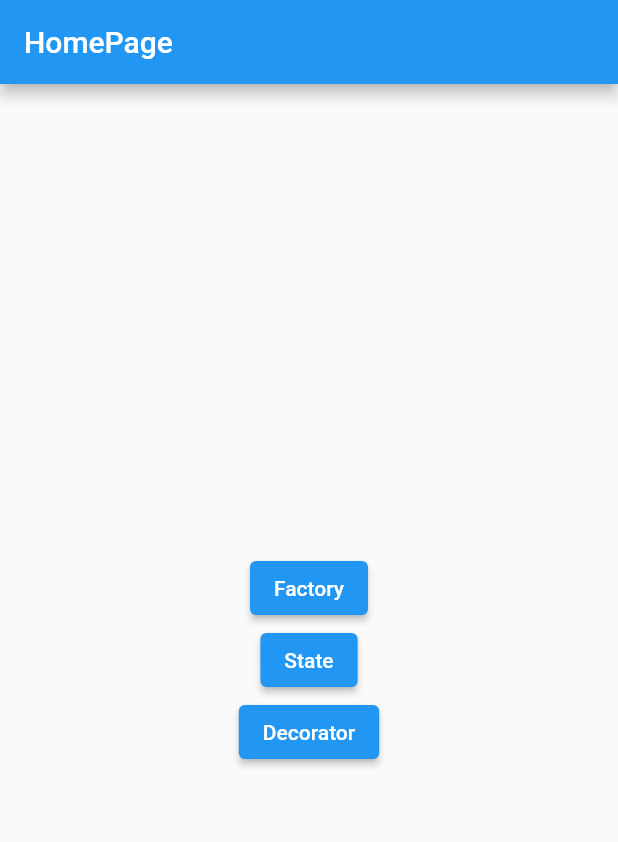
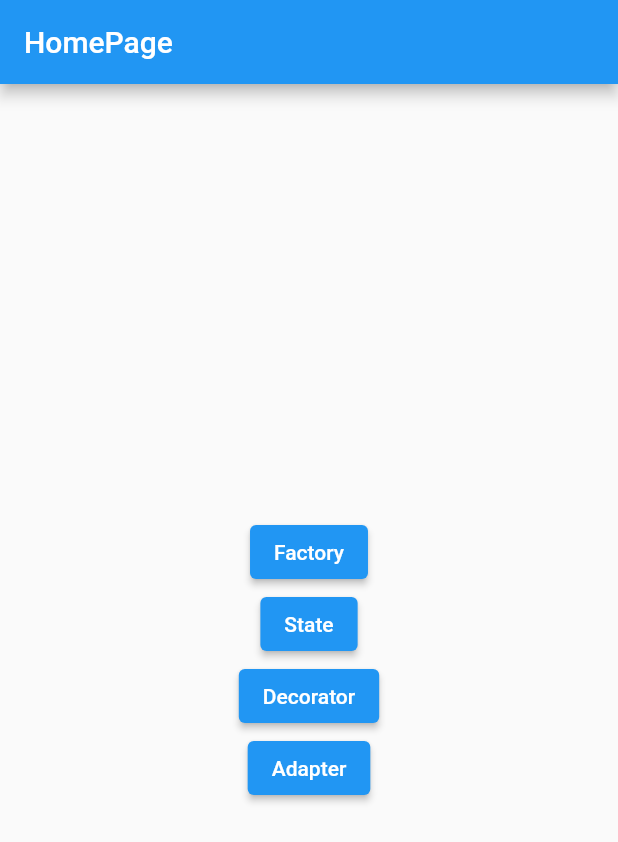
Before and after one commit to hendriksonpetzold/flutter_design_patterns, a Flutter app: the screen it shows after launch, on a phone screen of 412 x 824 dp. Shown: the top 842 px of the screen. Run offline on Flutter 3.47's test engine with Material 2 defaults, Android fonts, the phone set to English and light mode, and no system bars; our stand-ins replace dio, get.

Commit message:
feat:adapter pattern

```diff
--- a/lib/config/routes.dart
+++ b/lib/config/routes.dart
@@ -1,4 +1,5 @@
 import 'package:flutter_design_patterns/pages/home/home_page.dart';
+import 'package:flutter_design_patterns/pages/patterns/adapter/adapter_page.dart';
 import 'package:flutter_design_patterns/pages/patterns/decorator/decorator_page.dart';
 import 'package:flutter_design_patterns/pages/patterns/factory/factory_page.dart';
 import 'package:flutter_design_patterns/pages/patterns/state/state_page.dart';
@@ -10,5 +11,6 @@ class Routes {
     GetPage(name: '/factory', page: () => const FactoryPage()),
     GetPage(name: '/state', page: () => StatePage()),
     GetPage(name: '/decorator', page: () => const DecoratorPage()),
+    GetPage(name: '/adapter', page: () => AdapterPage()),
   ];
 }
--- a/lib/pages/home/home_page.dart
+++ b/lib/pages/home/home_page.dart
@@ -35,6 +35,12 @@ class HomePage extends StatelessWidget {
               },
               child: const Text('Decorator'),
             ),
+            ElevatedButton(
+              onPressed: () {
+                Get.toNamed('/adapter');
+              },
+              child: const Text('Adapter'),
+            ),
           ],
         ),
       ),
--- /dev/null
+++ b/lib/pages/patterns/adapter/movie_adapter.dart
@@ -0,0 +1,14 @@
+import 'package:flutter_design_patterns/pages/patterns/adapter/movie_model.dart';
+
+abstract class Adapter {
+  MovieModel adapt(Map<String, dynamic> map);
+}
+
+class MovieAdapter implements Adapter {
+  @override
+  MovieModel adapt(Map<String, dynamic> map) {
+    return MovieModel(
+      movieName: map['title'] as String,
+    );
+  }
+}
--- /dev/null
+++ b/lib/pages/patterns/adapter/movie_model.dart
@@ -0,0 +1,6 @@
+class MovieModel {
+  String movieName;
+  MovieModel({
+    required this.movieName,
+  });
+}
--- a/pubspec.yaml
+++ b/pubspec.yaml
@@ -37,6 +37,7 @@ dependencies:
   # Use with the CupertinoIcons class for iOS style icons.
   cupertino_icons: ^1.0.2
   get: ^4.6.5
+  dio: ^4.0.6
 
 dev_dependencies:
   flutter_test:
```
Also changed, not shown: lib/pages/patterns/adapter/adapter_page.dart (added, +29 -0 lines), lib/pages/patterns/adapter/adapter_page_controller.dart (added, +13 -0 lines), lib/pages/patterns/adapter/movie_repository.dart (added, +15 -0 lines), pubspec.lock.
